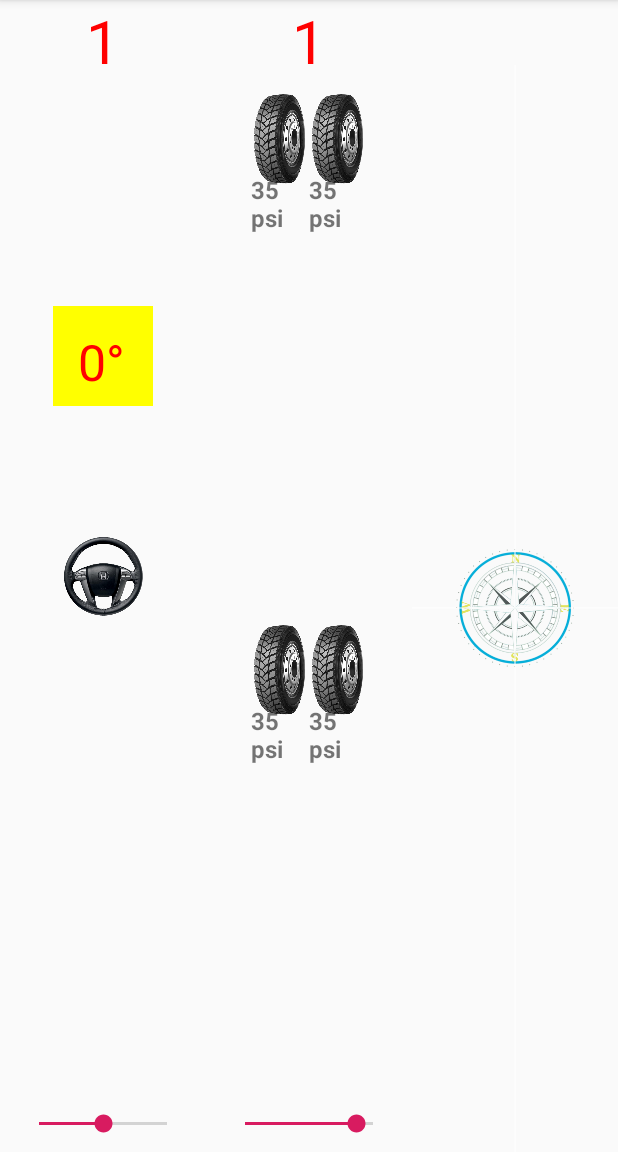
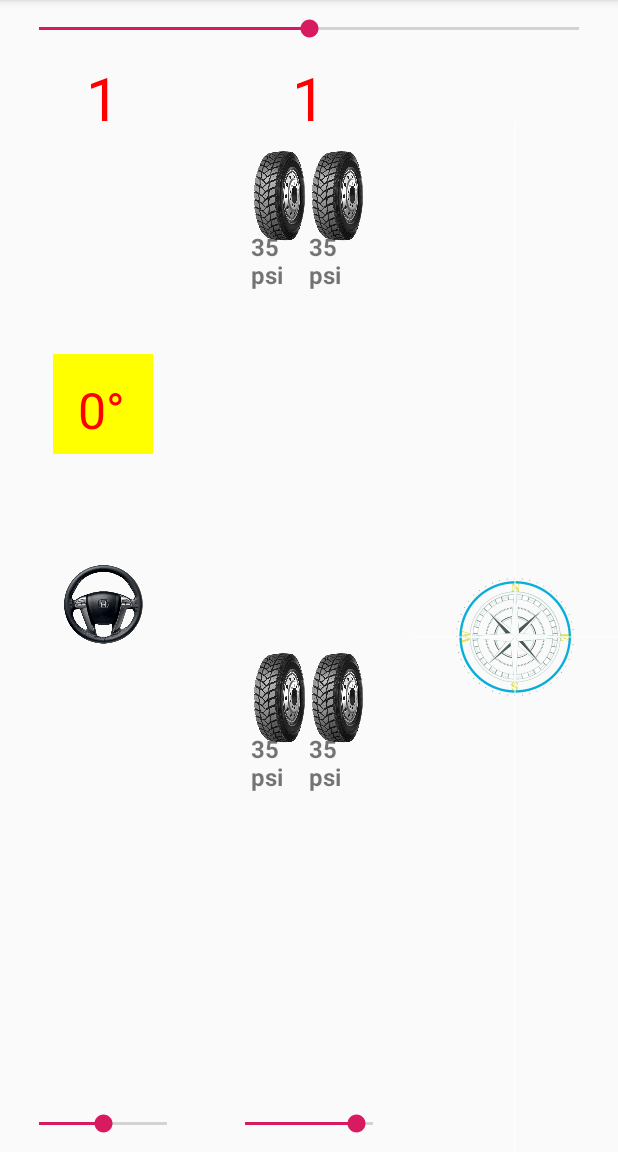
Before and after one commit to highlightapps/GridSpeedoMeter, an Android app: the fragment WidgetFragment shown on its own in the app's theme, on a phone screen of 412 x 824 dp, the part 84-1236 px from its top. Run offline under Robolectric (Android 15) with nearby library versions, the phone set to English and light mode, and no system bars.

Commit message:
updating from widget fragment

```diff
--- a/app/src/main/java/com/example/viewpagerpoc/FragPageAdapter.java
+++ b/app/src/main/java/com/example/viewpagerpoc/FragPageAdapter.java
@@ -5,6 +5,8 @@ import android.support.v4.app.FragmentManager;
 import android.support.v4.app.FragmentPagerAdapter;
 
 public class FragPageAdapter extends FragmentPagerAdapter {
+
+    SteeringWidgetFragment steeringWidgetFragment;
 
     WidgetColumn widgetColumn;
 
@@ -31,7 +33,8 @@ public class FragPageAdapter extends FragmentPagerAdapter {
     private Fragment getColumnOneFragment(int position) {
         switch (position) {
             case 0: // row 1
-                return new SteeringWidgetFragment();
+                steeringWidgetFragment = new SteeringWidgetFragment();
+                return steeringWidgetFragment;
             case 1: // row 2
                 return new FragmentRowTwoColumnOne();
             case 2: // row 3
@@ -68,4 +71,9 @@ public class FragPageAdapter extends FragmentPagerAdapter {
     public int getCount() {
         return 3;
     }
+
+
+    public void updateAngle(float angle){
+        steeringWidgetFragment.updateAngle(angle);
+    }
 }
--- a/app/src/main/java/com/example/viewpagerpoc/SteeringWidgetFragment.java
+++ b/app/src/main/java/com/example/viewpagerpoc/SteeringWidgetFragment.java
@@ -13,6 +13,9 @@ import android.widget.SeekBar;
 import com.example.viewpagerpoc.views.SteeringView;
 
 public class SteeringWidgetFragment extends Fragment {
+
+    SteeringView steeringView;
+
     @Nullable
     @Override
     public View onCreateView(@NonNull LayoutInflater inflater, @Nullable ViewGroup container, @Nullable Bundle savedInstanceState) {
@@ -20,7 +23,7 @@ public class SteeringWidgetFragment extends Fragment {
 
         int DEFAULT_ANGLE = 90;
 
-        final SteeringView steeringView = (SteeringView) view.findViewById(R.id.steeringView);
+        steeringView = (SteeringView) view.findViewById(R.id.steeringView);
         steeringView.setSteeringAngle(0);
 
         SeekBar seekBar = (SeekBar) view.findViewById(R.id.seekBar);
@@ -46,4 +49,8 @@ public class SteeringWidgetFragment extends Fragment {
         });
         return view;
     }
+
+    public void updateAngle(float angle){
+        steeringView.setSteeringAngle(angle-90);
+    }
 }
--- a/app/src/main/java/com/example/viewpagerpoc/WidgetFragment.java
+++ b/app/src/main/java/com/example/viewpagerpoc/WidgetFragment.java
@@ -19,10 +19,17 @@ import com.example.viewpagerpoc.views.SteeringView;
 
 public class WidgetFragment extends Fragment {
 
+    FragPageAdapter fragPageAdapterOne;
+    FragPageAdapter fragPageAdapterTwo;
+    FragPageAdapter fragPageAdapterThree;
+
+
+    View view;
+
     @Nullable
     @Override
     public View onCreateView(@NonNull LayoutInflater inflater, @Nullable ViewGroup container, @Nullable Bundle savedInstanceState) {
-        View view = inflater.inflate(R.layout.widget_fragment_main_layout, null);
+        view = inflater.inflate(R.layout.widget_fragment_main_layout, null);
         ViewPager pagerOne = (ViewPager)view. findViewById(R.id.viewPagerOne);
         ViewPager pagerTwo = (ViewPager) view.findViewById(R.id.viewPagerTwo);
         ViewPager pagerThree = (ViewPager) view.findViewById(R.id.viewPagerThree);
@@ -30,10 +37,42 @@ public class WidgetFragment extends Fragment {
 
         FragmentManager fm = getActivity().getSupportFragmentManager();
 
-        pagerOne.setAdapter(new FragPageAdapter(fm, WidgetColumn.FIRST_COLUMN));
-        pagerTwo.setAdapter(new FragPageAdapter(fm, WidgetColumn.SECOND_COLUMN));
-        pagerThree.setAdapter(new FragPageAdapter(fm, WidgetColumn.THIRD_COLUMN));
+        fragPageAdapterOne = new FragPageAdapter(fm, WidgetColumn.FIRST_COLUMN);
+        fragPageAdapterTwo = new FragPageAdapter(fm, WidgetColumn.SECOND_COLUMN);
+        fragPageAdapterThree = new FragPageAdapter(fm, WidgetColumn.THIRD_COLUMN);
+
+        pagerOne.setAdapter(fragPageAdapterOne);
+        pagerTwo.setAdapter(fragPageAdapterTwo);
+        pagerThree.setAdapter(fragPageAdapterThree);
+
+
+        SeekBar seekBar = (SeekBar) view.findViewById(R.id.seekBar);
+        seekBar.setMax(180);
+        seekBar.setProgress(90);
+        seekBar.refreshDrawableState();
+        seekBar.setOnSeekBarChangeListener(new SeekBar.OnSeekBarChangeListener() {
+            @Override
+            public void onProgressChanged(SeekBar seekBar, int progress, boolean b) {
+                Log.e("","--->" +progress);
+                updateData(progress); //steering angle should be 0 degrees when seekbar is in 90 degrees.
+            }
+
+            @Override
+            public void onStartTrackingTouch(SeekBar seekBar) {
+
+            }
+
+            @Override
+            public void onStopTrackingTouch(SeekBar seekBar) {
+
+            }
+        });
 
         return view;
     }
+
+    public void updateData(float angle){
+        fragPageAdapterOne.updateAngle(angle);
+    }
+
 }
--- a/app/src/main/res/layout/widget_fragment_main_layout.xml
+++ b/app/src/main/res/layout/widget_fragment_main_layout.xml
@@ -1,10 +1,22 @@
 <?xml version="1.0" encoding="utf-8"?>
-<LinearLayout xmlns:android="http://schemas.android.com/apk/res/android"
+<RelativeLayout xmlns:android="http://schemas.android.com/apk/res/android"
     xmlns:app="http://schemas.android.com/apk/res-auto"
     xmlns:tools="http://schemas.android.com/tools"
     android:layout_width="match_parent"
+    android:layout_height="match_parent">
+
+    <SeekBar
+        android:id="@+id/seekBar"
+        android:layout_width="match_parent"
+        android:layout_height="wrap_content"
+        android:layout_alignParentTop="true"
+        android:layout_margin="10dp" />
+
+    <LinearLayout
+        android:layout_width="match_parent"
         android:layout_height="match_parent"
         android:orientation="horizontal"
+        android:layout_below="@+id/seekBar"
         tools:context=".MainActivity">
 
         <com.example.viewpagerpoc.VerticalViewPager
@@ -26,3 +38,4 @@
             android:layout_weight="1" />
 
     </LinearLayout>
+</RelativeLayout>
```
Lines whose indentation alone changed are shown as unchanged.
